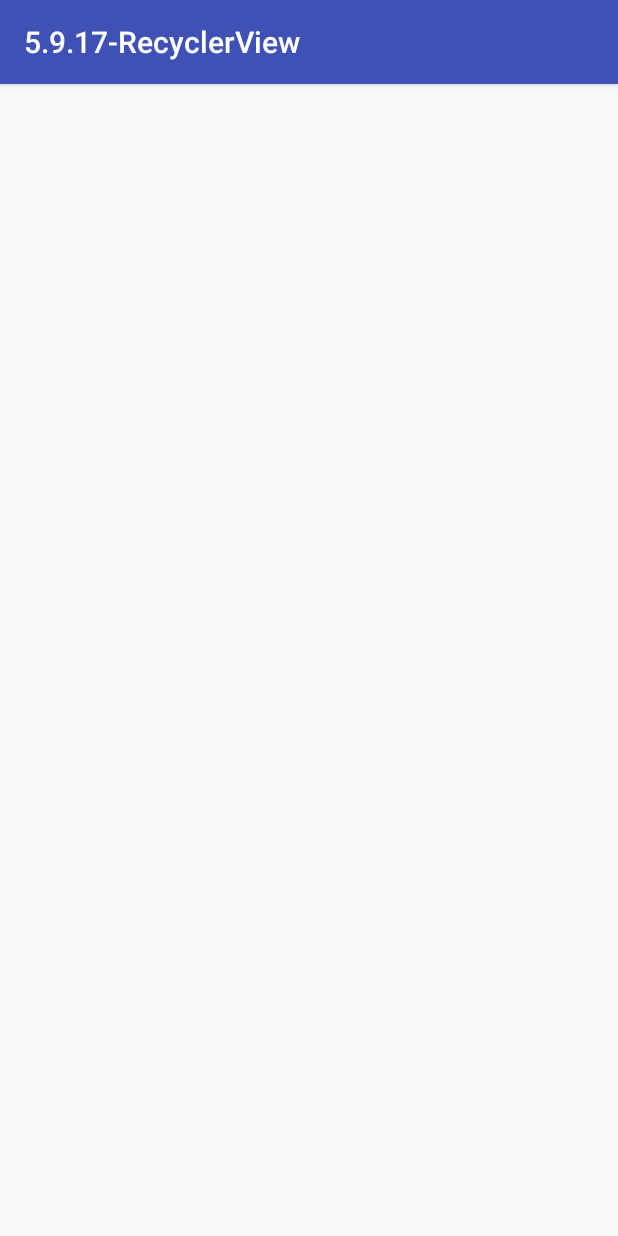
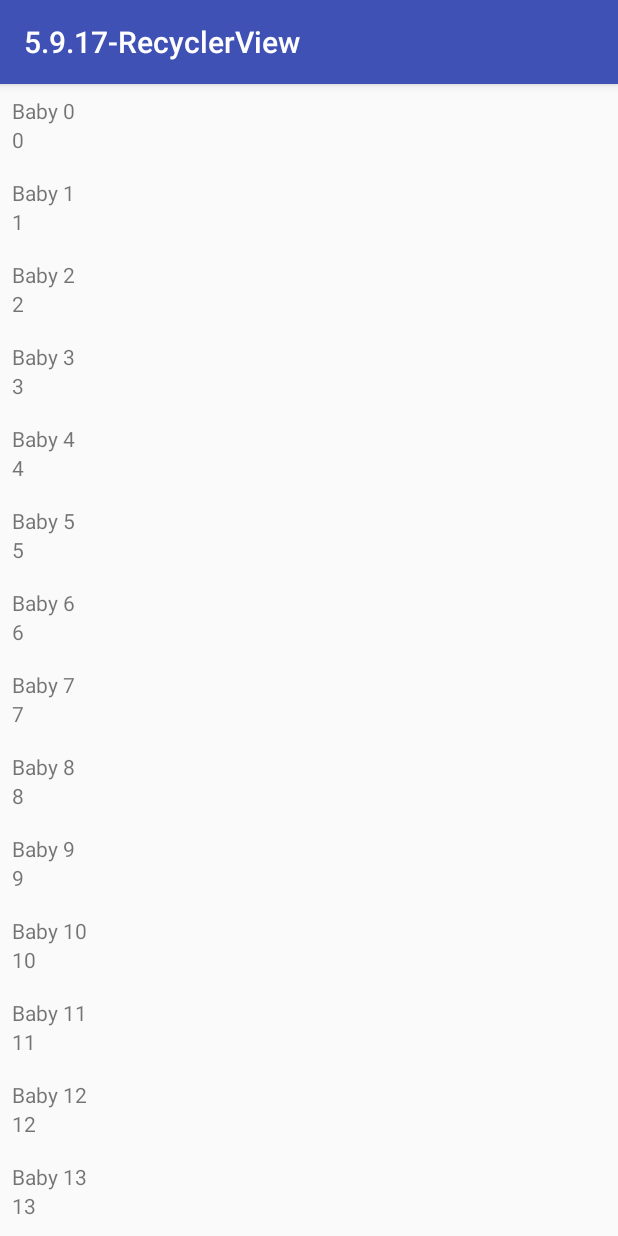
Before and after one commit to MikeJuarez/5.9.17-RecyclerView, an Android app: the screen it shows after launch (RecyclerViewActivity), on a phone screen of 412 x 824 dp. Run offline under Robolectric (Android 15) with nearby library versions, the phone set to English and light mode, and no system bars.

Commit message:
Final Update for practice
- Recycler View Practice 1

```diff
--- a/app/src/main/java/com/bignerdranch/android/a5917_recyclerview/Baby.java
+++ b/app/src/main/java/com/bignerdranch/android/a5917_recyclerview/Baby.java
@@ -16,8 +16,8 @@ public class Baby {
         mSSN = UUID.randomUUID();
     }
 
-    public int getAge() {
-        return mAge;
+    public String getAge() {
+        return ("" + mAge);
     }
 
     public void setAge(int age) {
--- a/app/src/main/java/com/bignerdranch/android/a5917_recyclerview/BabyFactory.java
+++ b/app/src/main/java/com/bignerdranch/android/a5917_recyclerview/BabyFactory.java
@@ -1,6 +1,7 @@
 package com.bignerdranch.android.a5917_recyclerview;
 
 import android.content.Context;
+import android.widget.Toast;
 
 import java.util.ArrayList;
 import java.util.List;
@@ -17,7 +18,7 @@ public class BabyFactory {
 
     public static BabyFactory get(Context context){
         if (sBabyFactory == null)
-            return new BabyFactory(context);
+            sBabyFactory = new BabyFactory(context);
         return sBabyFactory;
     }
 
@@ -25,7 +26,7 @@ public class BabyFactory {
     {
         sBabyList = new ArrayList<>();
 
-        for (int i = 0; i < sBabyList.size(); i++)
+        for (int i = 0; i < 100; i++)
         {
             Baby newBaby = new Baby();
             newBaby.setAge(i);
@@ -33,6 +34,7 @@ public class BabyFactory {
 
             sBabyList.add(newBaby);
         }
+
     }
 
     public List<Baby> getsBabyList() {
--- a/app/src/main/java/com/bignerdranch/android/a5917_recyclerview/RecyclerFragment.java
+++ b/app/src/main/java/com/bignerdranch/android/a5917_recyclerview/RecyclerFragment.java
@@ -9,6 +9,7 @@ import android.view.LayoutInflater;
 import android.view.View;
 import android.view.ViewGroup;
 import android.widget.TextView;
+import android.widget.Toast;
 
 import java.util.List;
 
@@ -33,12 +34,14 @@ public class RecyclerFragment extends Fragment {
         mBabyRecyclerView.setLayoutManager(new LinearLayoutManager(getActivity()));
 
         updateUI();
+
         return view;
     }
 
     private void updateUI() {
-        BabyFactory babyFactory = get(getActivity());
+        BabyFactory babyFactory = BabyFactory.get(getActivity());
         List<Baby> babies = babyFactory.getsBabyList();
+        Toast.makeText(getActivity(), "BabyListSize: " + babies.size(), Toast.LENGTH_SHORT).show();
         mAdapter = new BabyAdapter(babies);
         mBabyRecyclerView.setAdapter(mAdapter);
     }
--- a/app/src/main/res/layout/list_item_baby.xml
+++ b/app/src/main/res/layout/list_item_baby.xml
@@ -8,10 +8,10 @@
         android:id="@+id/baby_name"
         android:layout_width="match_parent"
         android:layout_height="wrap_content"
-        android:text="Crime Title"/>
+        android:text="Baby Name"/>
     <TextView
         android:id="@+id/baby_age"
         android:layout_width="match_parent"
         android:layout_height="wrap_content"
-        android:text="Crime Date"/>
+        android:text="Baby Age"/>
 </LinearLayout>
```
Also changed, not shown: app/src/main/java/com/bignerdranch/android/a5917_recyclerview/TestFagment.java (added, +27 -0 lines), app/src/main/res/layout/fragment_testing.xml (added, +11 -0 lines), 33 other files.
